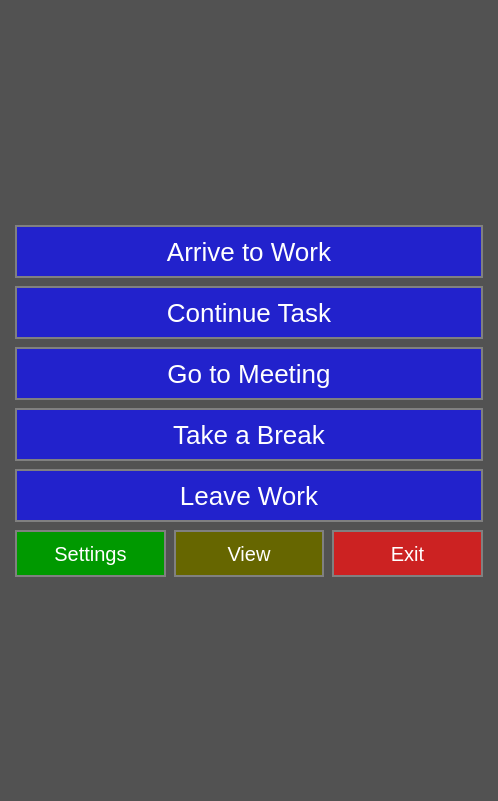
cbtek/ClockNGo, file products/ClockNWork/src/UIClockNWorkUpdater.ui: the form before one commit.
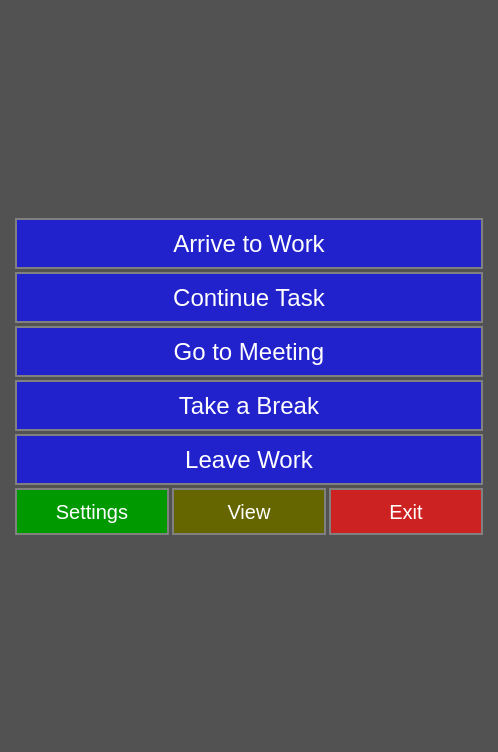
The form after the commit. Icons and pictures are not drawn.

Patch:
```diff
--- a/products/ClockNWork/src/UIClockNWorkUpdater.ui
+++ b/products/ClockNWork/src/UIClockNWorkUpdater.ui
@@ -7,7 +7,7 @@
     <x>0</x>
     <y>0</y>
     <width>498</width>
-    <height>801</height>
+    <height>752</height>
    </rect>
   </property>
   <property name="windowTitle">
@@ -21,7 +21,7 @@
 QToolButton
 {
 	border:2px solid gray;
-	font-size:26px;
+	font-size:24px;
 	padding:8px;
 	background:#2222cc;
 	color:white;
@@ -54,10 +54,13 @@
 }</string>
   </property>
   <layout class="QGridLayout" name="gridLayout">
+   <property name="verticalSpacing">
+    <number>1</number>
+   </property>
    <item row="1" column="0">
     <layout class="QVBoxLayout" name="verticalLayout">
      <property name="spacing">
-      <number>8</number>
+      <number>3</number>
      </property>
      <property name="leftMargin">
       <number>4</number>
@@ -225,7 +228,7 @@
           </size>
          </property>
          <property name="toolButtonStyle">
-          <enum>Qt::ToolButtonTextUnderIcon</enum>
+          <enum>Qt::ToolButtonIconOnly</enum>
          </property>
         </widget>
        </item>
@@ -251,7 +254,7 @@
           </size>
          </property>
          <property name="toolButtonStyle">
-          <enum>Qt::ToolButtonTextUnderIcon</enum>
+          <enum>Qt::ToolButtonIconOnly</enum>
          </property>
         </widget>
        </item>
@@ -277,7 +280,7 @@
           </size>
          </property>
          <property name="toolButtonStyle">
-          <enum>Qt::ToolButtonTextUnderIcon</enum>
+          <enum>Qt::ToolButtonIconOnly</enum>
          </property>
         </widget>
        </item>
```
Left out of the diff: 2 changed lines with no effect on the pictures.
